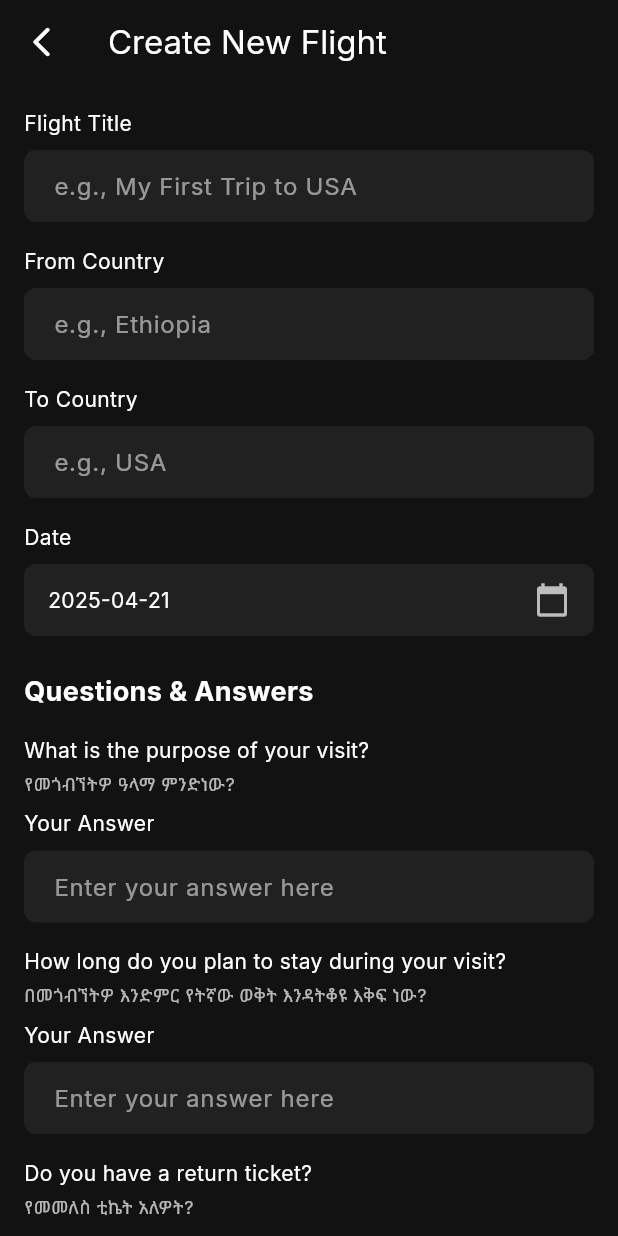
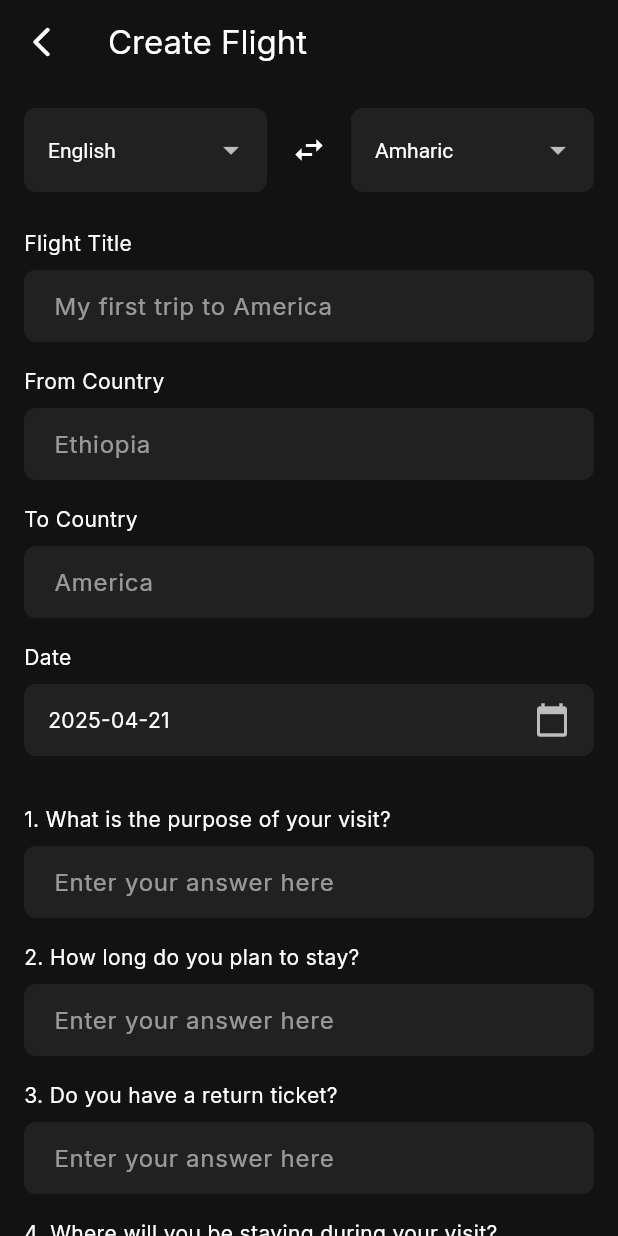
Before and after one commit to jonyz1/pass, a Flutter app: the CreateFlightPage screen opened directly, on a phone screen of 412 x 824 dp. Run offline on Flutter 3.47's test engine with Material 3 defaults, Android fonts, the phone set to English and light mode, and no system bars; our stand-ins replace bloc, dartz, equatable, flutter_bloc, flutter_dotenv, font_awesome_flutter and 2 more.

```diff
--- a/mobile/lib/features/flight_info/presentation/pages/create_flight_page.dart
+++ b/mobile/lib/features/flight_info/presentation/pages/create_flight_page.dart
@@ -20,28 +20,47 @@ class _CreateFlightPageState extends State<CreateFlightPage> {
     (index) => TextEditingController(),
   );
 
-  final List<Map<String, String>> _questions = [
-    {
-      "englishQuestion": "What is the purpose of your visit?",
-      "amharicQuestion": "የመጎብኘትዎ ዓላማ ምንድነው?",
+  String _selectedLanguage = 'English';
+  final List<String> _languages = ['English', 'Amharic'];
+
+  final Map<String, Map<String, String>> _translations = {
+    'English': {
+      'title': 'Flight Title',
+      'example': 'Example',
+      'exampleText': 'My first trip to America',
+      'fromCountry': 'From Country',
+      'fromCountryExample': 'Ethiopia',
+      'toCountry': 'To Country',
+      'toCountryExample': 'America',
+      'date': 'Date',
+      'createFlight': 'Create Flight',
+      'questions': 'Questions',
+      'question1': '1. What is the purpose of your visit?',
+      'question2': '2. How long do you plan to stay?',
+      'question3': '3. Do you have a return ticket?',
+      'question4': '4. Where will you be staying during your visit?',
+      'question5': '5. Are you traveling alone or with others?',
+      'enterAnswer': 'Enter your answer here',
     },
-    {
-      "englishQuestion": "How long do you plan to stay during your visit?",
-      "amharicQuestion": "በመጎብኘትዎ እንድምር የትኛው ወቅት እንዳትቆዩ እቅፍ ነው?",
+    'Amharic': {
+      'title': 'የበረራ ርዕስ',
+      'example': 'ምሳሌ',
+      'exampleText': 'ወደ አሜሪካ የመጀመሪያ ጉዞዬ',
+      'fromCountry': 'ከሀገር',
+      'fromCountryExample': 'ኢትዮጵያ',
+      'toCountry': 'ወደ ሀገር',
+      'toCountryExample': 'አሜሪካ',
+      'date': 'ቀን',
+      'createFlight': 'በረራ ይፍጠሩ',
+      'questions': 'ጥያቄዎች',
+      'question1': '1. የጉብኝትዎ አላማ ምንድነው?',
+      'question2': '2. ለምን ጊዜ መቆየት ትፈልጋላችሁ?',
+      'question3': '3. የመመለሻ ቲኬት አለዎት?',
+      'question4': '4. በጉብኝትዎ ወቅት የምትቆዩበት ቦታ የት ነው?',
+      'question5': '5. ብቻዎ ነው የምትጓዙት ወይስ ከሌሎች ጋር?',
+      'enterAnswer': 'መልስዎን እዚህ ያስገቡ',
     },
-    {
-      "englishQuestion": "Do you have a return ticket?",
-      "amharicQuestion": "የመመለስ ቲኬት አለዎት?",
-    },
-    {
-      "englishQuestion": "Where will you be staying during your visit?",
-      "amharicQuestion": "በመጎብኘትዎ ጊዜ የት ትኖራላችሁ?",
-    },
-    {
-      "englishQuestion": "Are you traveling alone or with others?",
-      "amharicQuestion": "ብቻዎትን ነው ወይስ ከሌሎች ጋር ትጓዛላችሁ?",
-    },
-  ];
+  };
 
   Future<void> _selectDate(BuildContext context) async {
     final DateTime? picked = await showDatePicker(
@@ -70,11 +89,13 @@ class _CreateFlightPageState extends State<CreateFlightPage> {
 
   @override
   Widget build(BuildContext context) {
+    final translations = _translations[_selectedLanguage]!;
+
     return Scaffold(
       backgroundColor: AppColors.backgroundColor,
       appBar: AppBar(
         title: Text(
-          'Create New Flight',
+          translations['createFlight']!,
           style: GoogleFonts.inter(color: Colors.white),
         ),
         backgroundColor: Colors.transparent,
@@ -90,64 +111,116 @@ class _CreateFlightPageState extends State<CreateFlightPage> {
           child: Column(
             crossAxisAlignment: CrossAxisAlignment.start,
             children: [
+              Row(
+                children: [
+                  Expanded(
+                    child: DropdownButtonFormField<String>(
+                      value: _selectedLanguage,
+                      decoration: InputDecoration(
+                        filled: true,
+                        fillColor: Colors.grey[900],
+                        border: OutlineInputBorder(
+                          borderRadius: BorderRadius.circular(8),
+                          borderSide: BorderSide.none,
+                        ),
+                      ),
+                      dropdownColor: Colors.grey[900],
+                      style: TextStyle(color: Colors.white),
+                      items: _languages.map((String language) {
+                        return DropdownMenuItem<String>(
+                          value: language,
+                          child: Text(language),
+                        );
+                      }).toList(),
+                      onChanged: (String? newValue) {
+                        if (newValue != null) {
+                          setState(() {
+                            _selectedLanguage = newValue;
+                          });
+                        }
+                      },
+                    ),
+                  ),
+                  SizedBox(width: 16),
+                  Icon(Icons.swap_horiz, color: Colors.white),
+                  SizedBox(width: 16),
+                  Expanded(
+                    child: DropdownButtonFormField<String>(
+                      value: _selectedLanguage == 'English' ? 'Amharic' : 'English',
+                      decoration: InputDecoration(
+                        filled: true,
+                        fillColor: Colors.grey[900],
+                        border: OutlineInputBorder(
+                          borderRadius: BorderRadius.circular(8),
+                          borderSide: BorderSide.none,
+                        ),
+                      ),
+                      dropdownColor: Colors.grey[900],
+                      style: TextStyle(color: Colors.white),
+                      items: _languages.map((String language) {
+                        return DropdownMenuItem<String>(
+                          value: language,
+                          child: Text(language),
+                        );
+                      }).toList(),
+                      onChanged: (String? newValue) {
+                        if (newValue != null) {
+                          setState(() {
+                            _selectedLanguage = newValue;
+                          });
+                        }
+                      },
+                    ),
+                  ),
+                ],
+              ),
+              const SizedBox(height: 24),
               _buildTextField(
                 controller: _titleController,
-                label: 'Flight Title',
-                hint: 'e.g., My First Trip to USA',
+                label: translations['title']!,
+                hint: translations['exampleText']!,
               ),
               const SizedBox(height: 16),
               _buildTextField(
                 controller: _fromCountryController,
-                label: 'From Country',
-                hint: 'e.g., Ethiopia',
+                label: translations['fromCountry']!,
+                hint: translations['fromCountryExample']!,
               ),
               const SizedBox(height: 16),
               _buildTextField(
                 controller: _toCountryController,
-                label: 'To Country',
-                hint: 'e.g., USA',
+                label: translations['toCountry']!,
+                hint: translations['toCountryExample']!,
               ),
               const SizedBox(height: 16),
-              _buildDatePicker(),
-              const SizedBox(height: 24),
-              Text(
-                'Questions & Answers',
-                style: GoogleFonts.inter(
-                  color: Colors.white,
-                  fontSize: 18,
-                  fontWeight: FontWeight.bold,
-                ),
+              _buildDatePicker(translations['date']!),
+              const SizedBox(height: 16),
+              const SizedBox(height: 16),
+              _buildQuestionField(
+                controller: _answerControllers[0],
+                question: translations['question1']!,
+                hint: translations['enterAnswer']!,
               ),
-              const SizedBox(height: 16),
-              ...List.generate(_questions.length, (index) {
-                return Column(
-                  crossAxisAlignment: CrossAxisAlignment.start,
-                  children: [
-                    Text(
-                      _questions[index]['englishQuestion']!,
-                      style: GoogleFonts.inter(
-                        color: Colors.white,
-                        fontSize: 14,
-                      ),
-                    ),
-                    const SizedBox(height: 4),
-                    Text(
-                      _questions[index]['amharicQuestion']!,
-                      style: GoogleFonts.inter(
-                        color: Colors.white70,
-                        fontSize: 12,
-                      ),
-                    ),
-                    const SizedBox(height: 8),
-                    _buildTextField(
-                      controller: _answerControllers[index],
-                      label: 'Your Answer',
-                      hint: 'Enter your answer here',
-                    ),
-                    const SizedBox(height: 16),
-                  ],
-                );
-              }),
+              _buildQuestionField(
+                controller: _answerControllers[1],
+                question: translations['question2']!,
+                hint: translations['enterAnswer']!,
+              ),
+              _buildQuestionField(
+                controller: _answerControllers[2],
+                question: translations['question3']!,
+                hint: translations['enterAnswer']!,
+              ),
+              _buildQuestionField(
+                controller: _answerControllers[3],
+                question: translations['question4']!,
+                hint: translations['enterAnswer']!,
+              ),
+              _buildQuestionField(
+                controller: _answerControllers[4],
+                question: translations['question5']!,
+                hint: translations['enterAnswer']!,
+              ),
               const SizedBox(height: 24),
               SizedBox(
                 width: double.infinity,
@@ -166,7 +239,7 @@ class _CreateFlightPageState extends State<CreateFlightPage> {
                     ),
                   ),
                   child: Text(
-                    'Create Flight',
+                    translations['createFlight']!,
                     style: GoogleFonts.inter(
                       color: Colors.white,
                       fontSize: 16,
@@ -226,12 +299,57 @@ class _CreateFlightPageState extends State<CreateFlightPage> {
     );
   }
 
-  Widget _buildDatePicker() {
+  Widget _buildQuestionField({
+    required TextEditingController controller,
+    required String question,
+    required String hint,
+  }) {
     return Column(
       crossAxisAlignment: CrossAxisAlignment.start,
       children: [
         Text(
-          'Date',
+          question,
+          style: GoogleFonts.inter(
+            color: Colors.white,
+            fontSize: 14,
+          ),
+        ),
+        const SizedBox(height: 8),
+        TextFormField(
+          controller: controller,
+          style: GoogleFonts.inter(color: Colors.white),
+          decoration: InputDecoration(
+            hintText: hint,
+            hintStyle: GoogleFonts.inter(color: Colors.white54),
+            filled: true,
+            fillColor: Colors.grey[900],
+            border: OutlineInputBorder(
+              borderRadius: BorderRadius.circular(8),
+              borderSide: BorderSide.none,
+            ),
+            contentPadding: const EdgeInsets.symmetric(
+              horizontal: 16,
+              vertical: 12,
+            ),
+          ),
+          validator: (value) {
+            if (value == null || value.isEmpty) {
+              return 'Please enter your answer';
+            }
+            return null;
+          },
+        ),
+        const SizedBox(height: 16),
+      ],
+    );
+  }
+
+  Widget _buildDatePicker(String label) {
+    return Column(
+      crossAxisAlignment: CrossAxisAlignment.start,
+      children: [
+        Text(
+          label,
           style: GoogleFonts.inter(
             color: Colors.white,
             fontSize: 14,
```
